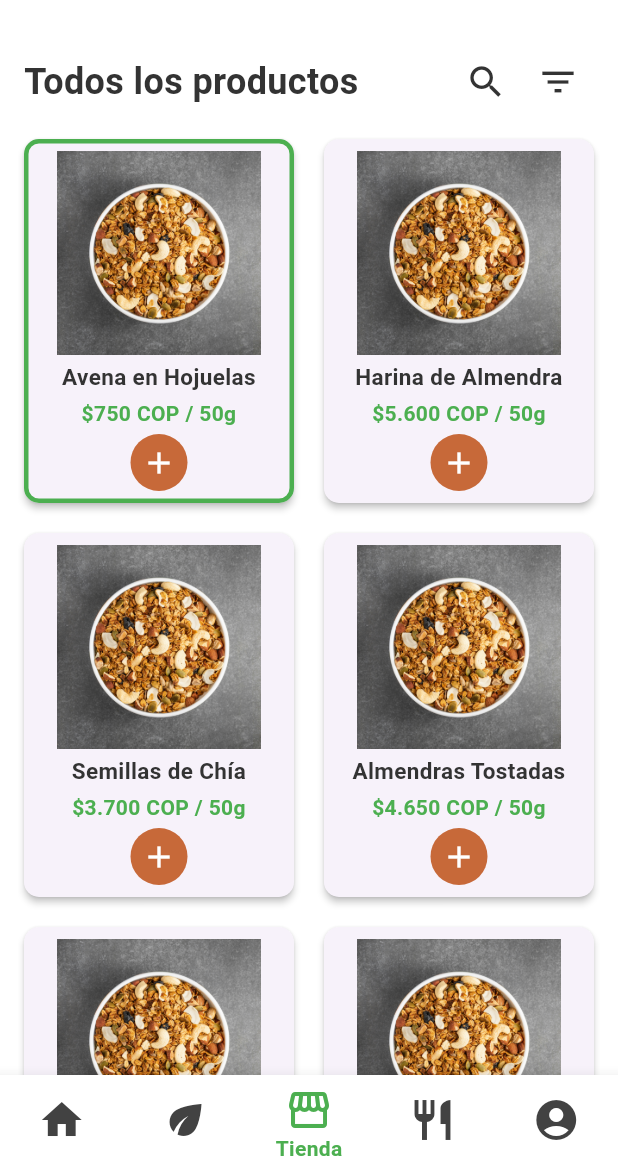
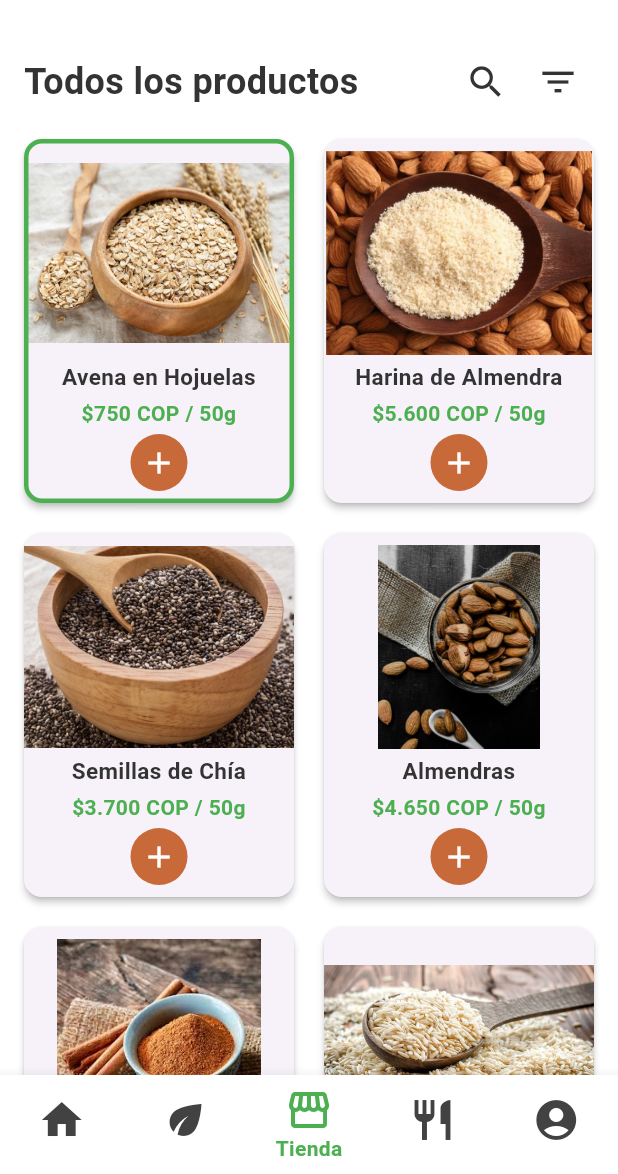
Before and after one commit to LauraHR-byte/proyecto_eco_granel_app, a Flutter app: the screen it shows after launch, after a tap on "Avena en Hojuelas", on a phone screen of 412 x 824 dp, the part 62-1236 px from its top. Run offline on Flutter 3.47's test engine with Material 3 defaults, Android fonts, the phone set to English and light mode, and no system bars.

Commit message:
ajustes pag tienda

```diff
--- a/lib/screens/forum_screen.dart
+++ b/lib/screens/forum_screen.dart
@@ -698,7 +698,7 @@ Si notas que algunos frutos secos han perdido su crocancia, tuéstalos unos minu
 
 \n\nTus compras a granel se mantendrán frescas y deliciosas por más tiempo. **¡Empieza a organizar tu despensa de forma eficiente y ecológica!**
 ''',
-      'imageUrl': 'assets/images/conservar.jpg',
+      'imageUrl': 'assets/images/vidrio.jpg',
       'comments': 1,
       'likes': 58,
       'initialComments': [
--- a/lib/screens/home_screen.dart
+++ b/lib/screens/home_screen.dart
@@ -111,7 +111,7 @@ class _DiscoverSection extends StatelessWidget {
                     fontSize: 16,
                   ),
                 ),
-                const SizedBox(height: 20),
+                const SizedBox(height: 8),
                 // Botón de Llamada a la Acción (CTA)
                 Align(
                   alignment: Alignment.centerLeft,
@@ -351,7 +351,7 @@ class _AboutUsSection extends StatelessWidget {
   @override
   Widget build(BuildContext context) {
     return Padding(
-      padding: const EdgeInsets.all(16.0),
+      padding: const EdgeInsets.all(8.0),
       child: Column(
         crossAxisAlignment: CrossAxisAlignment.start,
         children: <Widget>[
@@ -364,7 +364,7 @@ class _AboutUsSection extends StatelessWidget {
               color: _unselectedDarkColor,
             ),
           ),
-          const SizedBox(height: 10),
+          const SizedBox(height: 8),
 
           // Imagen "Quiénes Somos"
           Center(
@@ -393,7 +393,7 @@ class _AboutUsSection extends StatelessWidget {
               ),
             ),
           ),
-          const SizedBox(height: 15),
+          const SizedBox(height: 8),
 
           Container(
             padding: const EdgeInsets.all(6.0),
@@ -414,7 +414,7 @@ class _AboutUsSection extends StatelessWidget {
                     color: _unselectedDarkColor,
                   ),
                 ),
-                SizedBox(height: 12),
+                SizedBox(height: 8),
                 Text(
                   "Te invitamos a comprar solo la cantidad que necesitas, reduciendo el desperdicio"
                   "y el impacto ambiental. Más que una tienda, somos un espacio que inspira a vivir"
--- a/lib/screens/recetas_screen.dart
+++ b/lib/screens/recetas_screen.dart
@@ -196,7 +196,7 @@ class _DesayunosTab extends StatelessWidget {
           title: "Pudding de Chía y Cúrcuma",
           description:
               "Este pudding es una opción nutritiva y fácil de preparar, cargada de antioxidantes y grasas saludables.",
-          imageUrl: "assets/images/chia_curcuma.jpg",
+          imageUrl: "assets/images/pudin.jpg",
         ),
         RecetaCard(
           title: "Avena Cremosa con Frutas y Semillas",
--- a/lib/screens/somos_screen.dart
+++ b/lib/screens/somos_screen.dart
@@ -368,7 +368,7 @@ class SomosScreen extends StatelessWidget {
 
                     // Imagen Principal (Contaminación por Plástico/Océano)
                     const _MainImage(
-                      imageAsset: 'assets/images/plasticos-mar.jpg',
+                      imageAsset: 'assets/images/plasticos-en-mar.jpg',
                     ),
                     const SizedBox(height: 15),
 
--- a/lib/screens/tienda_screen.dart
+++ b/lib/screens/tienda_screen.dart
@@ -51,7 +51,7 @@ class _ProductCard extends StatelessWidget {
       elevation: 2,
 
       shape: RoundedRectangleBorder(
-        borderRadius: BorderRadius.circular(10),
+        borderRadius: BorderRadius.circular(12),
 
         // Aplicar el borde verde si es un producto destacado
         side: product.isFeatured
@@ -165,7 +165,7 @@ final List<Product> _products = [
   Product(
     name: "Avena en Hojuelas",
 
-    imagePath: 'assets/images/granola.jpg',
+    imagePath: 'assets/images/avena-hojuelas.jpg',
 
     price: "\$750 COP",
 
@@ -177,7 +177,7 @@ final List<Product> _products = [
   Product(
     name: "Harina de Almendra",
 
-    imagePath: 'assets/images/granola.jpg',
+    imagePath: 'assets/images/harina-almendras.jpg',
 
     price: "\$5.600 COP",
 
@@ -187,7 +187,7 @@ final List<Product> _products = [
   Product(
     name: "Semillas de Chía",
 
-    imagePath: 'assets/images/granola.jpg',
+    imagePath: 'assets/images/chia.jpg',
 
     price: "\$3.700 COP",
 
@@ -195,9 +195,9 @@ final List<Product> _products = [
   ),
 
   Product(
-    name: "Almendras Tostadas",
+    name: "Almendras",
 
-    imagePath: 'assets/images/granola.jpg',
+    imagePath: 'assets/images/almendras.jpg',
 
     price: "\$4.650 COP",
 
@@ -207,7 +207,7 @@ final List<Product> _products = [
   Product(
     name: "Canela en Polvo",
 
-    imagePath: 'assets/images/granola.jpg',
+    imagePath: 'assets/images/canela-polvo.jpg',
 
     price: "\$1.800 COP",
 
@@ -217,9 +217,19 @@ final List<Product> _products = [
   Product(
     name: "Arroz Integral",
 
-    imagePath: 'assets/images/granola.jpg',
+    imagePath: 'assets/images/arroz-integral.jpg',
 
     price: "\$800 COP",
+
+    weight: "50g",
+  ),
+
+  Product(
+    name: "Garbanzos",
+
+    imagePath: 'assets/images/garbanzos.jpg',
+
+    price: "\$400 COP",
 
     weight: "50g",
   ),
```
Also changed, not shown: assets/images/almendras.jpg (added), assets/images/arroz-integral.jpg (added), assets/images/canela-polvo.jpg (added), assets/images/conservar.jpg (deleted), assets/images/harina-almendras.jpg (added), assets/images/plasticos-en-mar.jpg (added), assets/images/plasticos-mar.jpg (deleted), assets/images/pudin.jpg (added), assets/images/vidrio.jpg (added).
